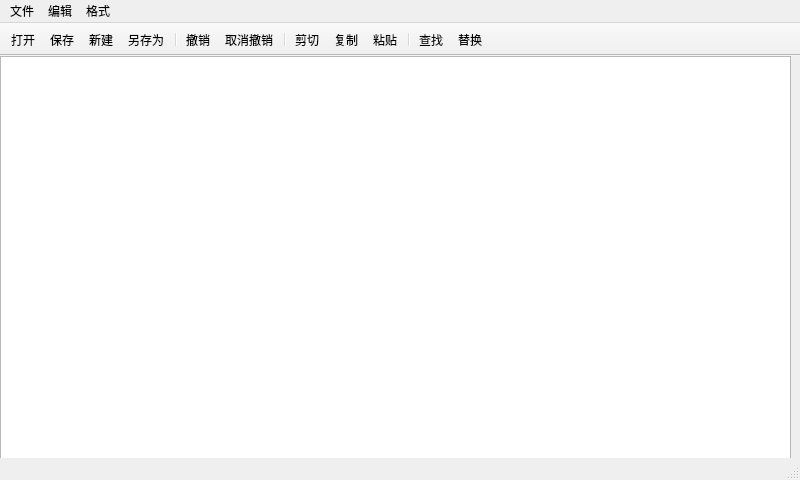
The window that Qt-Clion/DAY03-Widget-and-QT-Designer/5MyText/mytext.ui (Yu-1120/Qt) describes before a commit, drawn with Qt 5.
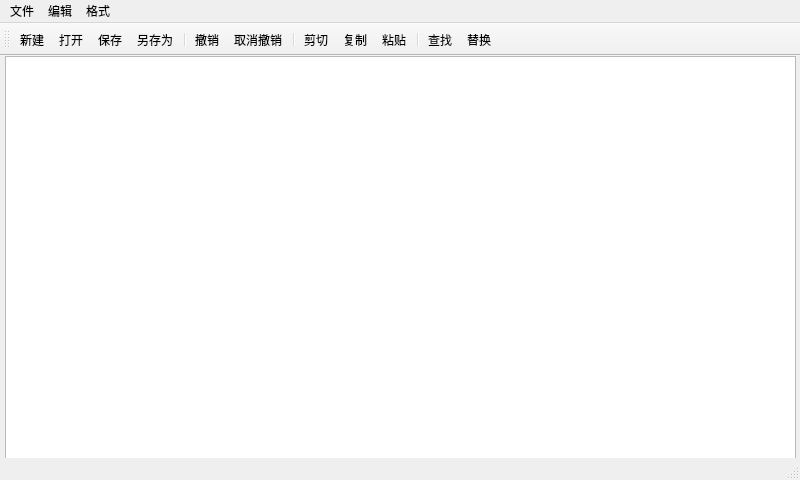
The same window after the commit. Icons and pictures are not drawn.

```diff
--- a/Qt-Clion/DAY03-Widget-and-QT-Designer/5MyText/mytext.ui
+++ b/Qt-Clion/DAY03-Widget-and-QT-Designer/5MyText/mytext.ui
@@ -2,9 +2,6 @@
 <ui version="4.0">
  <class>MyText</class>
  <widget class="QMainWindow" name="MyText">
-  <property name="enabled">
-   <bool>true</bool>
-  </property>
   <property name="geometry">
    <rect>
     <x>0</x>
@@ -22,23 +19,11 @@
   <property name="windowTitle">
    <string>MyText</string>
   </property>
-  <property name="autoFillBackground">
-   <bool>false</bool>
-  </property>
   <widget class="QWidget" name="centralwidget">
-   <property name="mouseTracking">
-    <bool>true</bool>
-   </property>
-   <property name="tabletTracking">
-    <bool>true</bool>
-   </property>
-   <property name="autoFillBackground">
-    <bool>false</bool>
-   </property>
    <widget class="QTextEdit" name="textEdit">
     <property name="geometry">
      <rect>
-      <x>0</x>
+      <x>5</x>
       <y>0</y>
       <width>791</width>
       <height>421</height>
@@ -105,42 +90,18 @@
   </widget>
   <widget class="QStatusBar" name="statusbar"/>
   <widget class="QToolBar" name="toolBar">
-   <property name="enabled">
-    <bool>true</bool>
-   </property>
-   <property name="mouseTracking">
-    <bool>true</bool>
-   </property>
-   <property name="tabletTracking">
-    <bool>false</bool>
-   </property>
-   <property name="acceptDrops">
-    <bool>false</bool>
-   </property>
    <property name="windowTitle">
     <string>toolBar</string>
    </property>
-   <property name="autoFillBackground">
-    <bool>false</bool>
-   </property>
-   <property name="movable">
-    <bool>false</bool>
-   </property>
-   <property name="toolButtonStyle">
-    <enum>Qt::ToolButtonTextOnly</enum>
-   </property>
-   <property name="floatable">
-    <bool>true</bool>
-   </property>
    <attribute name="toolBarArea">
     <enum>TopToolBarArea</enum>
    </attribute>
    <attribute name="toolBarBreak">
     <bool>false</bool>
    </attribute>
+   <addaction name="action_new"/>
    <addaction name="action_open"/>
    <addaction name="action_save"/>
-   <addaction name="action_new"/>
    <addaction name="action_saveas"/>
    <addaction name="separator"/>
    <addaction name="action_undo"/>
@@ -154,16 +115,6 @@
    <addaction name="action_replay"/>
   </widget>
   <action name="action_new">
-   <property name="checkable">
-    <bool>false</bool>
-   </property>
-   <property name="enabled">
-    <bool>true</bool>
-   </property>
-   <property name="icon">
-    <iconset resource="res.qrc">
-     <normaloff>:/actions/filenew.png</normaloff>:/actions/filenew.png</iconset>
-   </property>
    <property name="text">
     <string>新建</string>
    </property>
@@ -175,13 +126,6 @@
    </property>
   </action>
   <action name="action_open">
-   <property name="enabled">
-    <bool>true</bool>
-   </property>
-   <property name="icon">
-    <iconset resource="res.qrc">
-     <normaloff>:/actions/document-open.png</normaloff>:/actions/document-open.png</iconset>
-   </property>
    <property name="text">
     <string>打开</string>
    </property>
@@ -202,13 +146,6 @@
    </property>
   </action>
   <action name="action_save">
-   <property name="enabled">
-    <bool>true</bool>
-   </property>
-   <property name="icon">
-    <iconset resource="res.qrc">
-     <normaloff>:/actions/filesaveas.png</normaloff>:/actions/filesaveas.png</iconset>
-   </property>
    <property name="text">
     <string>保存</string>
    </property>
```
Left out of the diff: 39 changed lines with no effect on the pictures.
